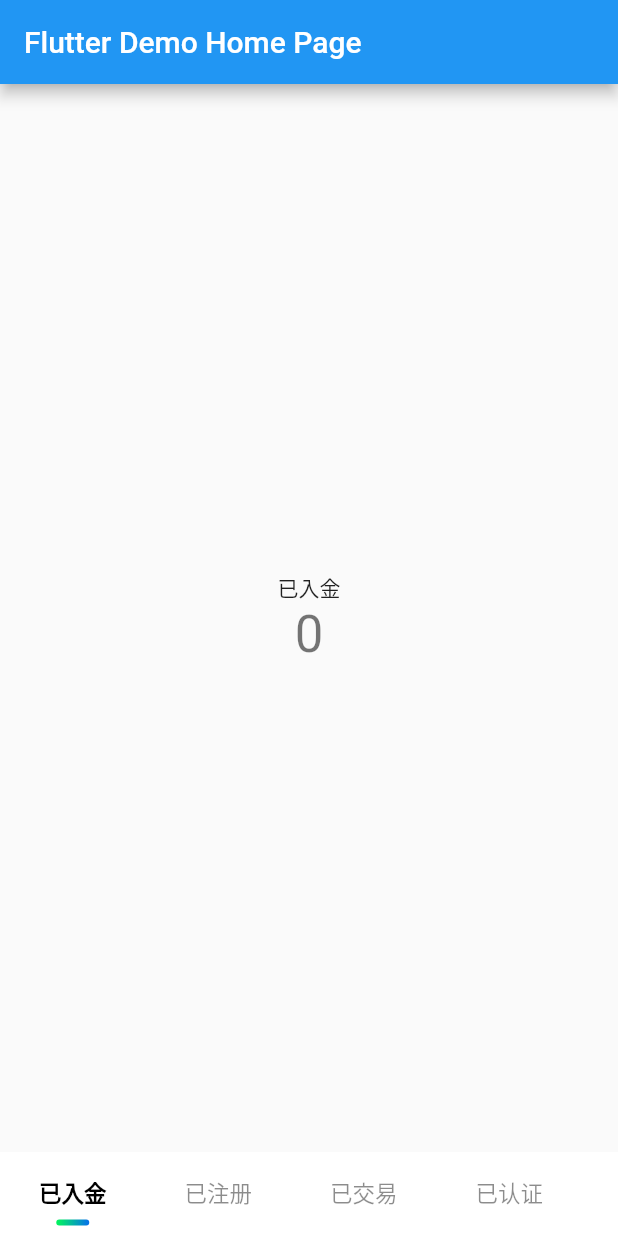
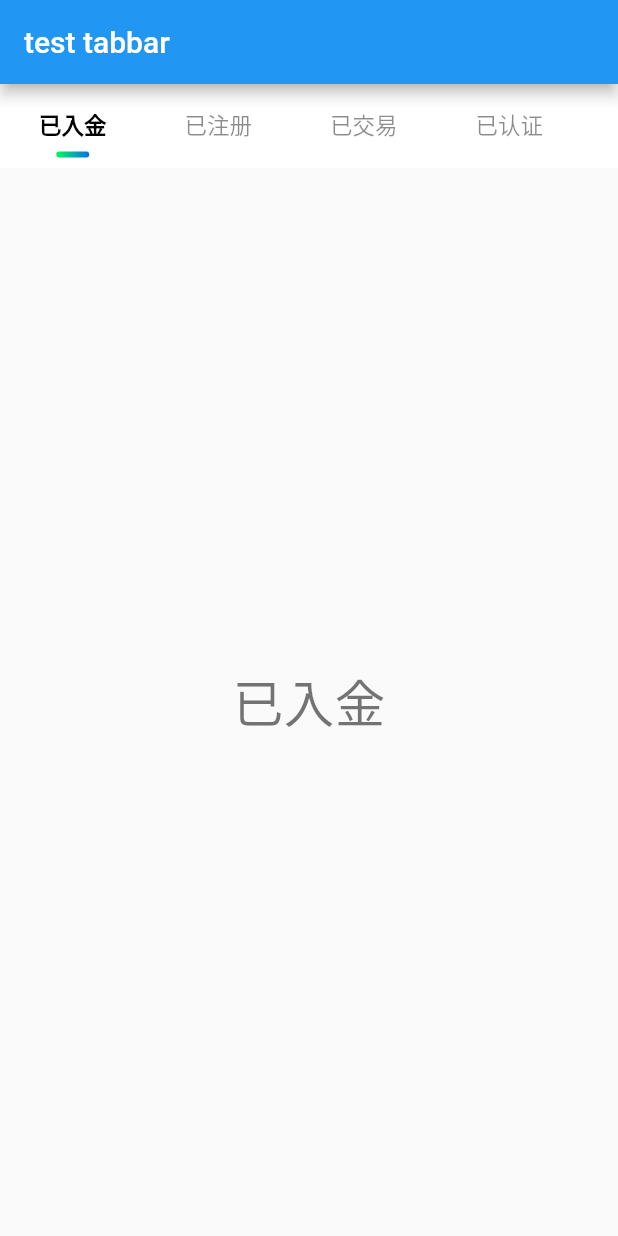
Before and after one commit to huangsongyao/custom_tabbar, a Flutter app: the screen it shows after launch, on a phone screen of 412 x 824 dp. Run offline on Flutter 3.47's test engine with Material 2 defaults, Android fonts, the phone set to English and light mode, and no system bars.

Commit message:
fix: 更新0.0.9

```diff
--- a/custom_tab_bar/example/lib/main.dart
+++ b/custom_tab_bar/example/lib/main.dart
@@ -28,7 +28,10 @@ class MyApp extends StatelessWidget {
         // closer together (more dense) than on mobile platforms.
         visualDensity: VisualDensity.adaptivePlatformDensity,
       ),
-      home: MyHomePage(title: 'Flutter Demo Home Page'),
+      // home: MyHomePage(title: 'Flutter Demo Home Page'),
+      home: TestCustomTabBar(
+        title: 'test tabbar',
+      ),
     );
   }
 }
@@ -80,7 +83,7 @@ class _MyHomePageState extends State<MyHomePage> {
             HSYCustomTabBarItemConfigs(text: '已登录')
           ],
           indicatorConfig:
-          HSYCustomTabBarIndicatorConfig.indicator3(Size(20.0, 2.0)),
+              HSYCustomTabBarIndicatorConfig.indicator3(Size(20.0, 2.0)),
         ),
         onChanged: (int index, HSYCustomTabBarItemConfigs itemConfigs) {
           setState(() {
@@ -109,3 +112,81 @@ class _MyHomePageState extends State<MyHomePage> {
     );
   }
 }
+
+class TestCustomTabBar extends StatefulWidget {
+  final String title;
+
+  TestCustomTabBar({
+    Key key,
+    this.title,
+  }) : super(key: key);
+
+  @override
+  _TestCustomTabBarState createState() => _TestCustomTabBarState();
+}
+
+class _TestCustomTabBarState extends State<TestCustomTabBar>
+    with TickerProviderStateMixin {
+  TabController _tabController;
+  List<HSYCustomTabBarItemConfigs> _configs;
+
+  @override
+  void initState() {
+    // TODO: implement initState
+    super.initState();
+
+    _configs = [
+      HSYCustomTabBarItemConfigs(text: '已入金'),
+      HSYCustomTabBarItemConfigs(text: '已注册'),
+      HSYCustomTabBarItemConfigs(text: '已交易'),
+      HSYCustomTabBarItemConfigs(text: '已认证'),
+      HSYCustomTabBarItemConfigs(text: '已理财'),
+      HSYCustomTabBarItemConfigs(text: '已登录')
+    ];
+    _tabController = TabController(
+      length: _configs.length,
+      vsync: this,
+    );
+  }
+
+  @override
+  Widget build(BuildContext context) {
+    return Scaffold(
+      appBar: AppBar(
+        // Here we take the value from the MyHomePage object that was created by
+        // the App.build method, and use it to set our appbar title.
+        title: Text(widget.title),
+      ),
+      body: Column(
+        children: [
+          HSYCustomTabBar(
+            tabController: _tabController,
+            initTabBarConfigs: HSYCustomTabBarConfigs(
+              itemConfigs: _configs,
+              indicatorConfig:
+                  HSYCustomTabBarIndicatorConfig.indicator3(Size(20.0, 2.0)),
+            ),
+            onChanged: (int index, HSYCustomTabBarItemConfigs itemConfigs) {
+              print(
+                  '------------index=${index}----------itemConfigs.text:${itemConfigs.text}');
+            },
+          ),
+          Expanded(
+            child: TabBarView(
+              controller: _tabController,
+              children: _configs.map((item) {
+                return Container(
+                  alignment: Alignment.center,
+                  child: Text(
+                    item.text,
+                    style: Theme.of(context).textTheme.headline4,
+                  ),
+                );
+              }).toList(),
+            ),
+          ),
+        ],
+      ),
+    );
+  }
+}
--- a/custom_tab_bar/pubspec.yaml
+++ b/custom_tab_bar/pubspec.yaml
@@ -1,6 +1,6 @@
 name: custom_tab_bar
 description: 高度自定义TabBar
-version: 0.0.8
+version: 0.0.9
 homepage: https://github.com/huangsongyao/custom_tabbar
 
 environment:
```
Also changed, not shown: custom_tab_bar/example/pubspec.lock.
